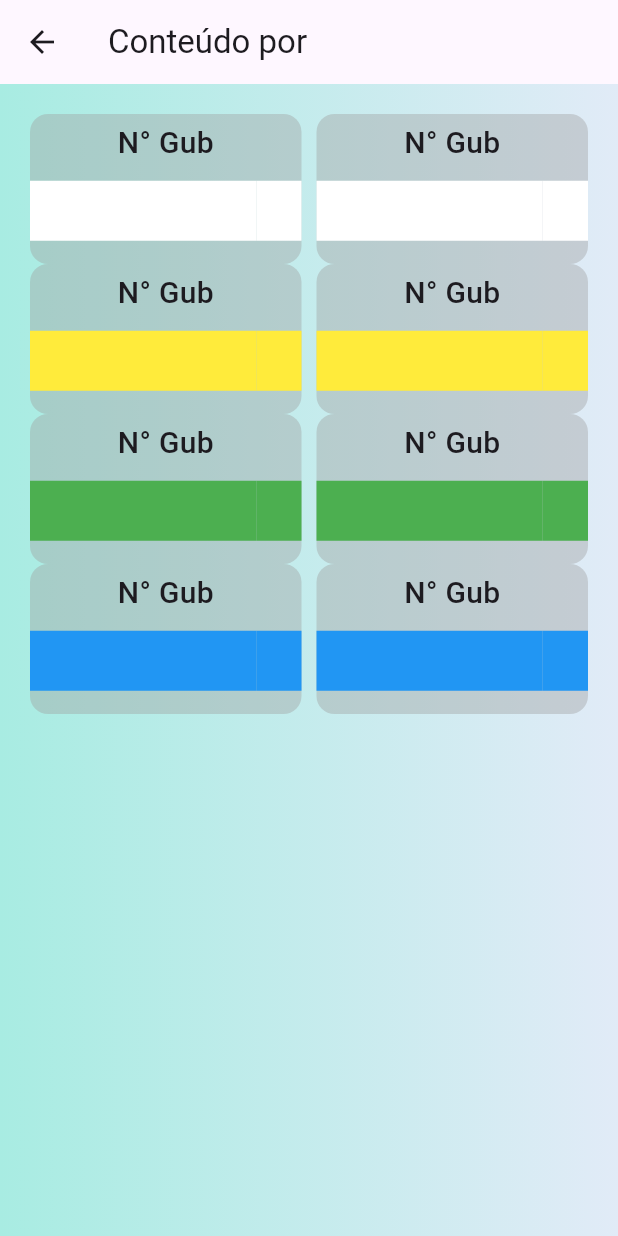
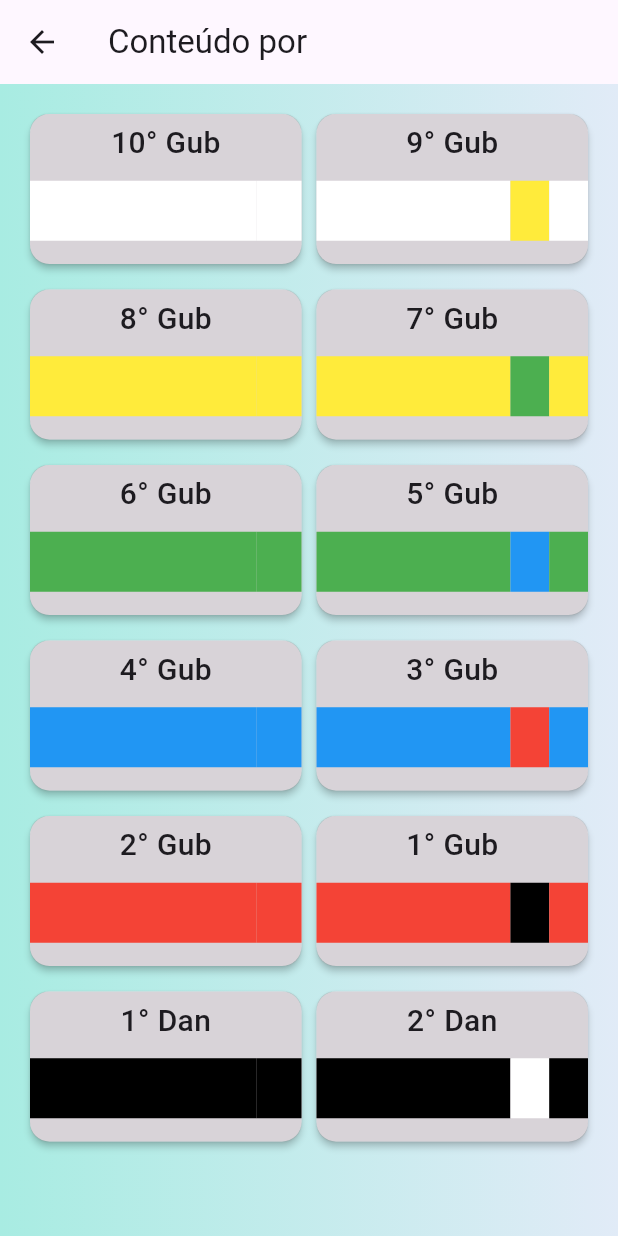
Before and after one commit to douglasadones/young_taekwondo_project_app, a Flutter app: the BeltPage screen opened by its route, on a phone screen of 412 x 824 dp. Run offline on Flutter 3.47's test engine with Material 3 defaults, Android fonts, the phone set to English and light mode, and no system bars.

Commit message:
refazendo a belt_page e corrigindo provider

```diff
--- a/lib/src/models/belt_model.dart
+++ b/lib/src/models/belt_model.dart
@@ -1,11 +1,12 @@
 // ignore_for_file: public_member_api_docs, sort_constructors_first
+import 'package:flutter/material.dart';
 import 'package:taekwondo_jovem/src/models/belt_content_model.dart';
 
 class Belt {
-  final String beltColor;
-  final String stripColor;
-  final String beltGub;
-  final String stripBeltGub;
+  final Color? beltColor;
+  final Color? stripColor;
+  final int beltGub;
+  final int stripBeltGub;
   final BeltContent beltContent;
   final BeltContent stripContent;
 
--- a/lib/src/models/data/object_data_creator.dart
+++ b/lib/src/models/data/object_data_creator.dart
@@ -1,10 +1,12 @@
-import 'package:taekwondo_jovem/src/models/data/dictionary_json_data.dart';
-import 'package:taekwondo_jovem/src/models/data/young_taekwondo_project_json.dart';
+import 'package:taekwondo_jovem/src/models/data/dictionary_data.dart';
+import 'package:taekwondo_jovem/src/models/data/young_taekwondo_project_data.dart';
 import 'package:taekwondo_jovem/src/models/basic_knowledges_model.dart';
 import 'package:taekwondo_jovem/src/models/belt_content_model.dart';
 import 'package:taekwondo_jovem/src/models/belt_model.dart';
 import 'package:taekwondo_jovem/src/models/young_taekwondo_project_model.dart';
 import 'package:taekwondo_jovem/src/models/dictionary_translator_model.dart';
+
+import 'package:taekwondo_jovem/src/consts.dart';
 
 class ObjectDataCreator {
   static Map<String, dynamic> allTKDData = youngTaekwondoProjectData;
@@ -21,12 +23,14 @@ class ObjectDataCreator {
         Map<String, dynamic> beltStripContentData =
             value["strip"]["beltContent"];
 
+
+
         beltList.add(
           Belt(
-            beltColor: beltData["color"],
-            beltGub: beltData["gub"],
-            stripColor: beltStripData["color"],
-            stripBeltGub: beltStripData["gub"],
+            beltColor: kColorfulBeltsMap[beltData["color"]],
+            beltGub: int.parse(beltData["gub"]),
+            stripColor: kColorfulBeltsMap[beltStripData["color"]],
+            stripBeltGub: int.parse(beltStripData["gub"]),
             beltContent: BeltContent.fromMap(beltContentData),
             stripContent: BeltContent.fromMap(beltStripContentData),
           ),
--- a/lib/src/models/data/young_taekwondo_project_json.dart
+++ b/lib/src/models/data/young_taekwondo_project_data.dart
@@ -361,7 +361,7 @@ Map<String, dynamic> youngTaekwondoProjectData = {
     },
     "black": {
       "color": "black",
-      "gub": "0",
+      "gub": "11",
       "beltContent": {
         "meaning": {"": ""},
         "kum kiok": [],
@@ -374,8 +374,8 @@ Map<String, dynamic> youngTaekwondoProjectData = {
         "commands": []
       },
       "strip": {
-        "color": "",
-        "gub": "",
+        "color": "white",
+        "gub": "12",
         "beltContent": {
           "kum kiok": [],
           "sagui": [],
--- a/lib/src/my_app.dart
+++ b/lib/src/my_app.dart
@@ -3,8 +3,6 @@ import 'package:provider/provider.dart';
 import 'package:taekwondo_jovem/src/controller/providers/data_provider.dart';
 import 'package:taekwondo_jovem/src/pages/belt_page.dart';
 import 'package:taekwondo_jovem/src/pages/home_page.dart';
-import 'package:taekwondo_jovem/src/pages/loading_page.dart';
-
 
 class MyApp extends StatelessWidget {
   const MyApp({super.key});
@@ -20,9 +18,8 @@ class MyApp extends StatelessWidget {
           colorScheme: ColorScheme.fromSeed(seedColor: Colors.deepPurple),
           useMaterial3: true,
         ),
-        initialRoute: LoadingPage.id,
+        initialRoute: HomePage.id,
         routes: {
-          LoadingPage.id: (context) => const LoadingPage(),
           HomePage.id: (context) => const HomePage(),
           BeltPage.id: (context) => const BeltPage(),
         },
--- a/lib/src/pages/belt_page.dart
+++ b/lib/src/pages/belt_page.dart
@@ -1,5 +1,8 @@
 import 'package:flutter/material.dart';
+import 'package:provider/provider.dart';
 import 'package:taekwondo_jovem/src/consts.dart';
+import 'package:taekwondo_jovem/src/utils/belt_widget_class.dart';
+import 'package:taekwondo_jovem/src/controller/providers/data_provider.dart';
 
 class BeltPage extends StatefulWidget {
   static String id = 'faixa_page';
@@ -12,14 +15,7 @@ class BeltPage extends StatefulWidget {
 class _BeltPageState extends State<BeltPage> {
   @override
   Widget build(BuildContext context) {
-    List<Color> teste = [
-      Colors.white,
-      Colors.yellow,
-      Colors.green,
-      Colors.blue
-    ];
-
-    // final testeasync = ObjectDataCreator().beltList;
+    final beltList = Provider.of<DataProvider>(context).beltList;
     return Scaffold(
       appBar: AppBar(
         title: const Text('Conteúdo por'),
@@ -29,14 +25,22 @@ class _BeltPageState extends State<BeltPage> {
         child: Padding(
           padding: const EdgeInsets.all(20.0),
           child: ListView.builder(
-            itemCount: teste.length,
+            itemCount: beltList.length,
             itemBuilder: ((context, index) {
-              // print(testeasync.length);
               return Row(
                 children: [
-                  BeltWidget(color: teste[index]),
+                  BeltWidget(
+                    belt: beltList[index],
+                    color: beltList[index].beltColor!,
+                    gubOrDan: beltList[index].beltGub,
+                  ),
                   const SizedBox(width: 10),
-                  BeltWidget(color: teste[index]),
+                  BeltWidget(
+                    belt: beltList[index],
+                    gubOrDan: beltList[index].stripBeltGub,
+                    color: beltList[index].beltColor!,
+                    stripColor: beltList[index].stripColor!,
+                  ),
                 ],
               );
             }),
@@ -46,65 +50,3 @@ class _BeltPageState extends State<BeltPage> {
     );
   }
 }
-
-class BeltWidget extends StatelessWidget {
-  const BeltWidget({
-    required this.color,
-    this.stripColor,
-    super.key,
-  });
-
-  final Color color;
-  final Color? stripColor;
-
-  @override
-  Widget build(BuildContext context) {
-    return Expanded(
-      child: Container(
-        padding: const EdgeInsets.symmetric(vertical: 5),
-        decoration: BoxDecoration(
-            color: Colors.grey.withOpacity(0.4),
-            borderRadius: BorderRadius.circular(12)),
-        height: 100,
-        child: Column(
-          mainAxisAlignment: MainAxisAlignment.spaceEvenly,
-          children: [
-            const Text(
-              "N° Gub",
-              style: TextStyle(
-                fontSize: 20,
-                fontWeight: FontWeight.w500,
-              ),
-            ),
-            Expanded(
-              child: Row(
-                children: [
-                  Expanded(
-                    flex: 5,
-                    child: Container(
-                      height: 40,
-                      color: color,
-                    ),
-                  ),
-                  Expanded(
-                    flex: stripColor != null ? 1 : 0,
-                    child: Container(
-                      height: 40,
-                      color: stripColor,
-                    ),
-                  ),
-                  Expanded(
-                    child: Container(
-                      height: 40,
-                      color: color,
-                    ),
-                  ),
-                ],
-              ),
-            ),
-          ],
-        ),
-      ),
-    );
-  }
-}
--- a/lib/src/pages/home_page.dart
+++ b/lib/src/pages/home_page.dart
@@ -1,7 +1,5 @@
 import 'package:flutter/material.dart';
-import 'package:provider/provider.dart';
 import 'package:taekwondo_jovem/src/consts.dart';
-import 'package:taekwondo_jovem/src/controller/providers/data_provider.dart';
 import 'package:taekwondo_jovem/src/pages/belt_page.dart';
 import 'package:taekwondo_jovem/src/utils/reusable_info_card.dart';
 
@@ -30,8 +28,6 @@ class HomePage extends StatelessWidget {
             children: [
               ReusableInfonCard(
                 onTap: () {
-                  print(Provider.of<DataProvider>(context, listen: false)
-                      .projectInfoData);
                   Navigator.push(
                       context,
                       MaterialPageRoute(
--- /dev/null
+++ b/lib/src/utils/belt_widget_class.dart
@@ -0,0 +1,80 @@
+import 'package:flutter/material.dart';
+import 'package:taekwondo_jovem/src/models/belt_model.dart';
+
+class BeltWidget extends StatelessWidget {
+  const BeltWidget({
+    required this.belt,
+    required this.gubOrDan,
+    required this.color,
+    this.stripColor,
+    super.key,
+  });
+
+  final int gubOrDan;
+  final Color color;
+  final Color? stripColor;
+  final Belt belt;
+
+  @override
+  Widget build(BuildContext context) {
+    String title = (gubOrDan < 11) ? 'Gub' : 'Dan';
+    return Expanded(
+      child: Padding(
+        padding: const EdgeInsets.only(bottom: 17.0),
+        child: Material(
+          borderRadius: BorderRadius.circular(13),
+          elevation: 2.0,
+          child: InkWell(
+            borderRadius: BorderRadius.circular(13),
+            onTap: () {},
+            child: Container(
+              padding: const EdgeInsets.symmetric(vertical: 5),
+              decoration: BoxDecoration(
+                  color: Colors.grey.withOpacity(0.4),
+                  borderRadius: BorderRadius.circular(12)),
+              height: 100,
+              child: Column(
+                mainAxisAlignment: MainAxisAlignment.spaceEvenly,
+                children: [
+                  Text(
+                    "${(gubOrDan < 11) ? gubOrDan : gubOrDan - 10}° $title",
+                    style: const TextStyle(
+                      fontSize: 20,
+                      fontWeight: FontWeight.w500,
+                    ),
+                  ),
+                  Expanded(
+                    child: Row(
+                      children: [
+                        Expanded(
+                          flex: 5,
+                          child: Container(
+                            height: 40,
+                            color: color,
+                          ),
+                        ),
+                        Expanded(
+                          flex: stripColor != null ? 1 : 0,
+                          child: Container(
+                            height: 40,
+                            color: stripColor,
+                          ),
+                        ),
+                        Expanded(
+                          child: Container(
+                            height: 40,
+                            color: color,
+                          ),
+                        ),
+                      ],
+                    ),
+                  ),
+                ],
+              ),
+            ),
+          ),
+        ),
+      ),
+    );
+  }
+}
```
Also changed, not shown: lib/src/models/data/get_async_test.dart (+5 -7 lines), lib/src/models/data/taekwondo_project_data.dart (deleted, +0 -22 lines), lib/src/pages/loading_page.dart (deleted, +0 -46 lines), lib/src/models/data/dictionary_data.dart (renamed from lib/src/models/data/dictionary_json_data.dart), lib/src/utils/capitalizing_string.dart (line endings or trailing spaces).
